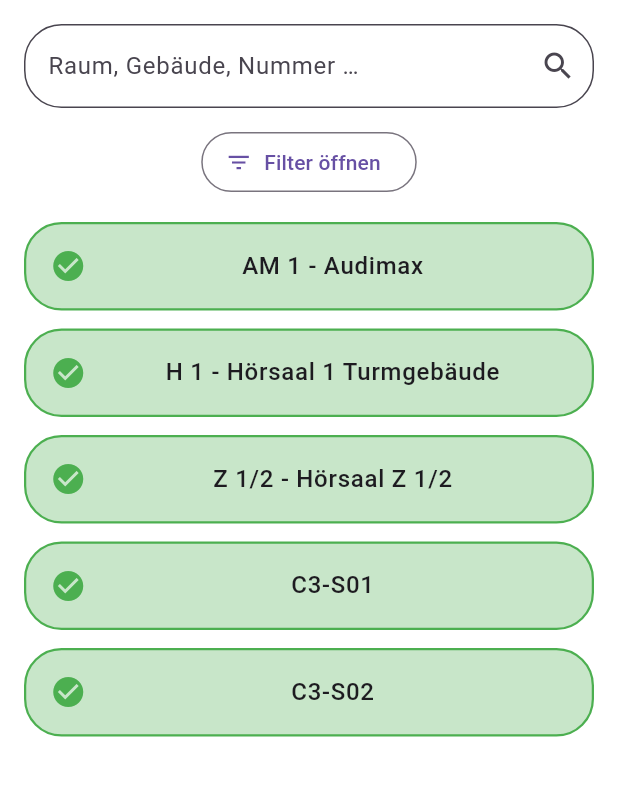
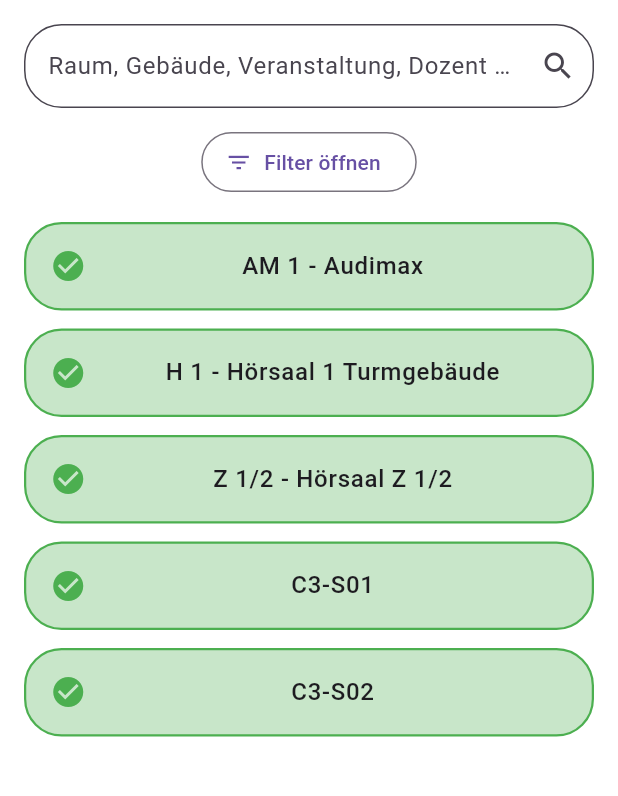
Before and after one commit to GomorrhaDev/Raumfinder, a Flutter app: the SearchScreen screen opened directly, on a phone screen of 412 x 824 dp, the part 84-880 px from its top. Run offline on Flutter 3.47's test engine with Material 3 defaults, Android fonts, the phone set to English and light mode, and no system bars; missing offline and left inert: flutter_osm_plugin.

Commit message:
Search for events and lecturers

```diff
--- a/raumfinder/lib/screens/search_screen.dart
+++ b/raumfinder/lib/screens/search_screen.dart
@@ -21,7 +21,6 @@ class _SearchScreenState extends State<SearchScreen> {
   void initState() {
     super.initState();
 
-    // 👉 später: API Call
     _rooms = mockRooms;
     _filteredRooms = _rooms;
 
@@ -36,9 +35,20 @@ class _SearchScreenState extends State<SearchScreen> {
         _filteredRooms = _rooms;
       } else {
         _filteredRooms = _rooms.where((room) {
-          return room.name.toLowerCase().contains(query) ||
+          // Suche in Rauminformationen
+          final matchesRoomInfo = room.name.toLowerCase().contains(query) ||
               room.roomNumber.toLowerCase().contains(query) ||
               room.building.toString().contains(query);
+
+          // Suche in Veranstaltungsnamen
+          final matchesOccupation = room.bookings.any((booking) =>
+              booking.eventName.toLowerCase().contains(query));
+
+          // Suche in Dozentennamen
+          final matchesInstructor = room.bookings.any((booking) =>
+              booking.instructor.toLowerCase().contains(query));
+
+          return matchesRoomInfo || matchesOccupation || matchesInstructor;
         }).toList();
       }
     });
@@ -49,6 +59,29 @@ class _SearchScreenState extends State<SearchScreen> {
       context: context,
       builder: (context) => const FilterDialog(),
     );
+  }
+
+  String _getMatchInfo(Room room, String query) {
+    if (query.isEmpty) return '';
+
+    final lowerQuery = query.toLowerCase();
+
+    // Check für Veranstaltung
+    final matchingEvent = room.bookings.firstWhere(
+      (booking) => booking.eventName.toLowerCase().contains(lowerQuery),
+      orElse: () => room.bookings.firstWhere(
+        (booking) => booking.instructor.toLowerCase().contains(lowerQuery),
+        orElse: () => room.bookings.first,
+      ),
+    );
+
+    if (room.bookings.any((b) =>
+        b.eventName.toLowerCase().contains(lowerQuery) ||
+        b.instructor.toLowerCase().contains(lowerQuery))) {
+      return matchingEvent.eventName;
+    }
+
+    return '';
   }
 
   @override
@@ -87,7 +120,7 @@ class _SearchScreenState extends State<SearchScreen> {
                 TextField(
                   controller: _searchController,
                   decoration: InputDecoration(
-                    hintText: 'Raum, Gebäude, Nummer …',
+                    hintText: 'Raum, Gebäude, Veranstaltung, Dozent …',
                     filled: true,
                     fillColor: Colors.white,
                     border: OutlineInputBorder(
@@ -108,16 +141,49 @@ class _SearchScreenState extends State<SearchScreen> {
 
           // Room List
           Expanded(
-            child: ListView.builder(
+            child: _filteredRooms.isEmpty
+                ? Center(
+                    child: Column(
+                      mainAxisAlignment: MainAxisAlignment.center,
+                      children: [
+                        Icon(
+                          Icons.search_off,
+                          size: 64,
+                          color: Colors.grey[400],
+                        ),
+                        const SizedBox(height: 16),
+                        Text(
+                          'Keine Räume gefunden',
+                          style: TextStyle(
+                            fontSize: 16,
+                            color: Colors.grey[600],
+                            fontWeight: FontWeight.w500,
+                          ),
+                        ),
+                        const SizedBox(height: 8),
+                        Text(
+                          'Versuche einen anderen Suchbegriff',
+                          style: TextStyle(
+                            fontSize: 14,
+                            color: Colors.grey[500],
+                          ),
+                        ),
+                      ],
+                    ),
+                  )
+                : ListView.builder(
                     padding: const EdgeInsets.symmetric(horizontal: 16),
                     itemCount: _filteredRooms.length,
                     itemBuilder: (context, index) {
                       final room = _filteredRooms[index];
+                      final matchInfo = _getMatchInfo(room, _searchController.text);
 
                       return Container(
                         margin: const EdgeInsets.only(bottom: 12),
                         decoration: BoxDecoration(
-                    color: room.isCurrentlyFree ? Colors.green[100] : Colors.red[100],
+                          color: room.isCurrentlyFree
+                              ? Colors.green[100]
+                              : Colors.red[100],
                           borderRadius: BorderRadius.circular(25),
                           border: Border.all(
                             color: room.isCurrentlyFree ? Colors.green : Colors.red,
@@ -126,7 +192,9 @@ class _SearchScreenState extends State<SearchScreen> {
                         ),
                         child: ListTile(
                           leading: Icon(
-                      room.isCurrentlyFree ? Icons.check_circle : Icons.cancel,
+                            room.isCurrentlyFree
+                                ? Icons.check_circle
+                                : Icons.cancel,
                             color: room.isCurrentlyFree ? Colors.green : Colors.red,
                           ),
                           title: Text(
@@ -137,12 +205,41 @@ class _SearchScreenState extends State<SearchScreen> {
                               fontWeight: FontWeight.w500,
                             ),
                           ),
+                          subtitle: matchInfo.isNotEmpty
+                              ? Padding(
+                                  padding: const EdgeInsets.only(top: 4),
+                                  child: Row(
+                                    mainAxisAlignment: MainAxisAlignment.center,
+                                    children: [
+                                      const Icon(
+                                        Icons.event,
+                                        size: 14,
+                                        color: Color(0xFF5EB3C7),
+                                      ),
+                                      const SizedBox(width: 4),
+                                      Flexible(
+                                        child: Text(
+                                          matchInfo,
+                                          textAlign: TextAlign.center,
+                                          style: const TextStyle(
+                                            fontSize: 12,
+                                            color: Color(0xFF2C5F6F),
+                                          ),
+                                          maxLines: 1,
+                                          overflow: TextOverflow.ellipsis,
+                                        ),
+                                      ),
+                                    ],
+                                  ),
+                                )
+                              : null,
                           onTap: () {
                             // Navigation zur Raumdetailseite
                             Navigator.push(
                               context,
                               MaterialPageRoute(
-                          builder: (context) => RoomDetailScreen(room: room),
+                                builder: (context) =>
+                                    RoomDetailScreen(room: room),
                               ),
                             );
                           },
```
Lines whose indentation alone changed are shown as unchanged.
